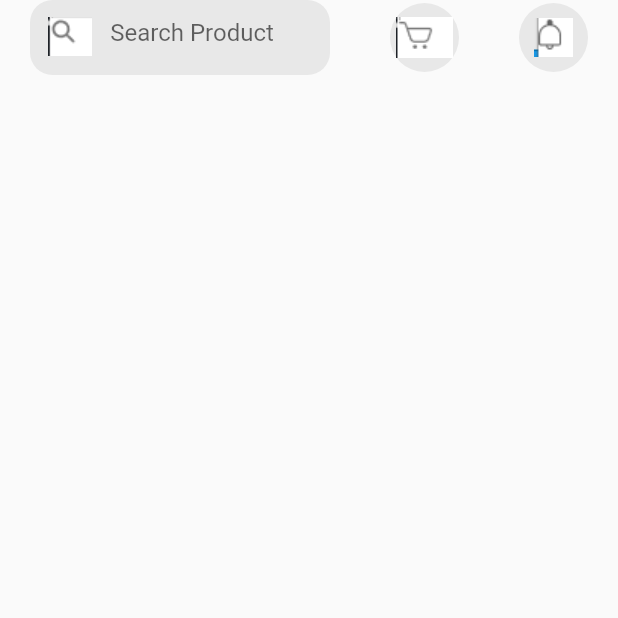
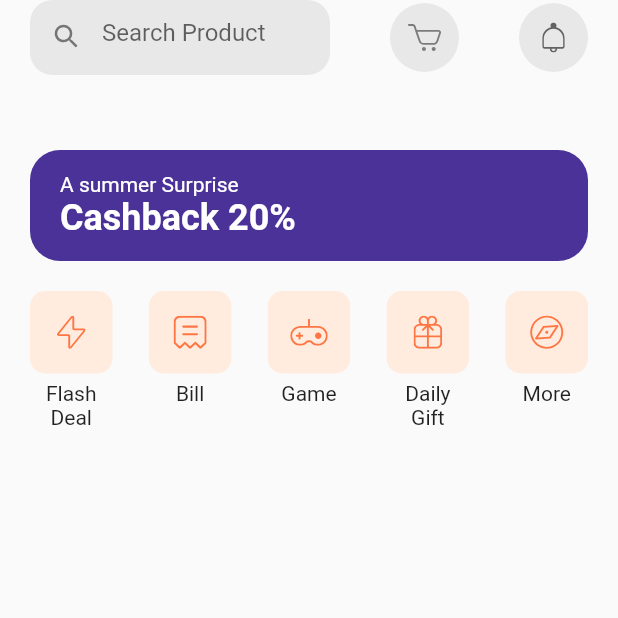
Before and after one commit to alafezai/E_CommerceFlutter, a Flutter app: the HomeScrennn screen opened by its route, on a phone screen of 412 x 824 dp, the top half of it. Run offline on Flutter 3.47's test engine with Material 2 defaults, Android fonts, the phone set to English and light mode, and no system bars; our stand-ins replace flutter_svg.

Commit message:
create categirie section (home screen)

```diff
--- a/lib/home/composent/body.dart
+++ b/lib/home/composent/body.dart
@@ -1,4 +1,7 @@
+// ignore_for_file: prefer_const_constructors
+
 import 'package:flutter/material.dart';
+import 'package:flutter_svg/svg.dart';
 
 class Body extends StatelessWidget {
   const Body({Key? key}) : super(key: key);
@@ -8,6 +11,7 @@ class Body extends StatelessWidget {
       child: SingleChildScrollView(
         child: Column(
           children: [
+//**********************header Section (panier , notifaction ,search)
             Padding(
                 // ignore: prefer_const_constructors
                 padding: EdgeInsets.symmetric(horizontal: 20),
@@ -30,7 +34,14 @@ class Body extends StatelessWidget {
                               focusedBorder: InputBorder.none,
                               hintText: "Search Product",
                               prefixIcon:
-                                  Image.asset("assets/images/serc.PNG"))),
+                                  // ignore: avoid_unnecessary_containers, sized_box_for_whitespace
+                                  SizedBox(
+                                width: 1,
+                                height: 5,
+                                child: SvgPicture.asset(
+                                    "assets/images/Search Icon.svg",
+                                    fit: BoxFit.none),
+                              ))),
                     ),
                     Container(
                       width: 46,
@@ -38,7 +49,8 @@ class Body extends StatelessWidget {
                       decoration: BoxDecoration(
                           color: Colors.grey.withOpacity(0.2),
                           shape: BoxShape.circle),
-                      child: Image.asset("assets/images/panier.PNG"),
+                      child: SvgPicture.asset("assets/images/Cart Icon.svg",
+                          fit: BoxFit.none),
                     ),
                     Container(
                       width: 46,
@@ -46,13 +58,114 @@ class Body extends StatelessWidget {
                       decoration: BoxDecoration(
                           color: Colors.grey.withOpacity(0.2),
                           shape: BoxShape.circle),
-                      child: Image.asset("assets/images/not.PNG"),
+                      child: SvgPicture.asset("assets/images/Bell.svg",
+                          fit: BoxFit.none),
                     )
                   ],
                 )),
+
+            SizedBox(
+              height: 30,
+            ),
+//***********************************Promo section */
+            Container(
+              margin: EdgeInsets.symmetric(horizontal: 20, vertical: 20),
+              padding: EdgeInsets.symmetric(horizontal: 20, vertical: 15),
+              width: double.infinity,
+              //height: 90,
+              decoration: BoxDecoration(
+                  color: Color(0xFF4A3298),
+                  borderRadius: BorderRadius.circular(20)),
+              child: Text.rich(TextSpan(
+                  text: "A summer Surprise\n",
+                  style: TextStyle(color: Colors.white),
+                  children: const [
+                    TextSpan(
+                        text: "Cashback 20%",
+                        style: TextStyle(
+                            fontSize: 24, fontWeight: FontWeight.bold))
+                  ])),
+            ),
+
+//****************************Catigorie */
+            Categorie()
           ],
         ),
       ),
     );
   }
 }
+
+// ignore: use_key_in_widget_constructors
+class Categorie extends StatelessWidget {
+  @override
+  Widget build(BuildContext context) {
+    List<Map<String, dynamic>> categories = [
+      {"icon": "assets/images/Flash Icon.svg", "text": "Flash Deal"},
+      {"icon": "assets/images/Bill Icon.svg", "text": "Bill"},
+      {"icon": "assets/images/Game Icon.svg", "text": "Game"},
+      {"icon": "assets/images/Gift Icon.svg", "text": "Daily Gift"},
+      {"icon": "assets/images/Discover.svg", "text": "More"},
+    ];
+
+    return Padding(
+      padding: EdgeInsets.symmetric(horizontal: 20),
+      child: Row(
+        mainAxisAlignment: MainAxisAlignment.spaceBetween,
+        crossAxisAlignment: CrossAxisAlignment.start,
+        children: [
+          ...List.generate(
+              categories.length,
+              (index) => CardCategirie(
+                    image: categories[index]["icon"],
+                    titleCategirie: categories[index]["text"],
+                    press: () => {},
+                  ))
+        ],
+      ),
+    );
+  }
+}
+
+class CardCategirie extends StatelessWidget {
+  const CardCategirie(
+      {Key? key,
+      required this.image,
+      required this.titleCategirie,
+      required this.press})
+      : super(key: key);
+
+  final String image;
+  final String titleCategirie;
+  final GestureTapCallback press;
+
+  @override
+  Widget build(BuildContext context) {
+    return GestureDetector(
+      onTap: press,
+      child: SizedBox(
+          width: 55,
+          child: Column(
+            children: [
+              AspectRatio(
+                aspectRatio: 1,
+                child: Container(
+                  decoration: BoxDecoration(
+                    color: Color(0xFFFFECDF),
+                    borderRadius: BorderRadius.circular(10),
+                  ),
+                  child: SvgPicture.asset(image, fit: BoxFit.none),
+                ),
+              ),
+              SizedBox(
+                height: 5,
+              ),
+              Text(
+                titleCategirie,
+                textAlign: TextAlign.center,
+              )
+            ],
+          )),
+    );
+  }
+}
--- a/pubspec.yaml
+++ b/pubspec.yaml
@@ -34,7 +34,7 @@ dependencies:
   # The following adds the Cupertino Icons font to your application.
   # Use with the CupertinoIcons class for iOS style icons.
   cupertino_icons: ^1.0.2
-
+  flutter_svg: ^0.22.0
 dev_dependencies:
   flutter_test:
     sdk: flutter
```
Also changed, not shown: assets/images/Bill Icon.svg (added), assets/images/Discover.svg (added), assets/images/Flash Icon.svg (added), assets/images/Game Icon.svg (added), assets/images/Gift Icon.svg (added), pubspec.lock.
